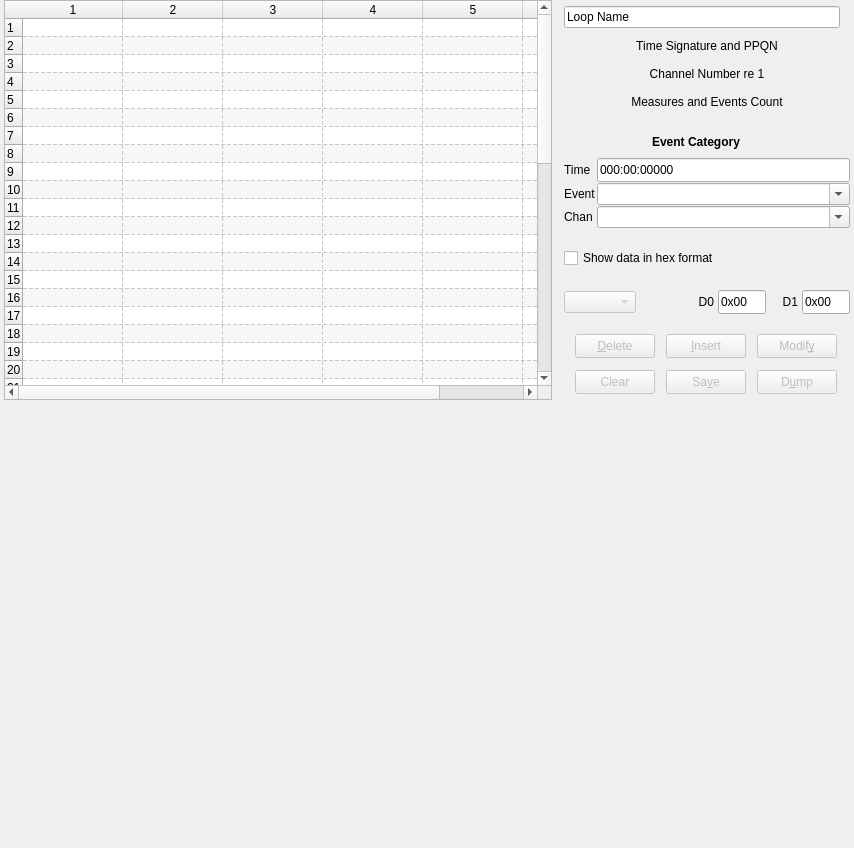
Old version of the form seq_qt5/forms/qseqeventframe.ui in the repository ahlstromcj/seq66.
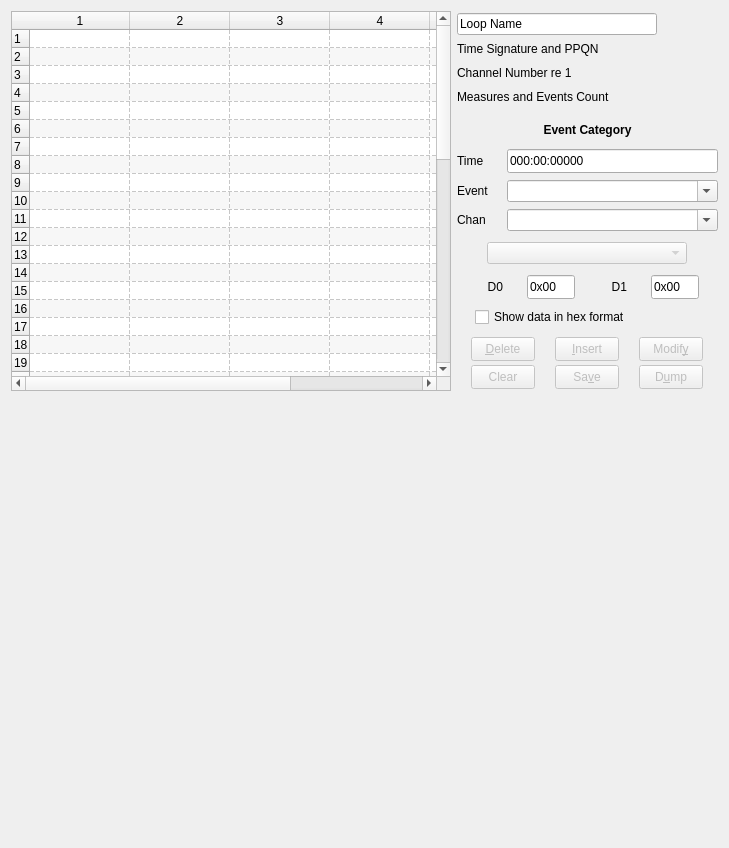
New version of the form.

Diff of the .ui file:
```diff
--- a/seq_qt5/forms/qseqeventframe.ui
+++ b/seq_qt5/forms/qseqeventframe.ui
@@ -6,7 +6,7 @@
    <rect>
     <x>0</x>
     <y>0</y>
-    <width>854</width>
+    <width>729</width>
     <height>848</height>
    </rect>
   </property>
@@ -19,26 +19,8 @@
   <property name="windowTitle">
    <string>Events</string>
   </property>
-  <layout class="QGridLayout" name="gridLayout_3">
-   <property name="leftMargin">
-    <number>4</number>
-   </property>
-   <property name="topMargin">
-    <number>0</number>
-   </property>
-   <property name="rightMargin">
-    <number>4</number>
-   </property>
-   <property name="bottomMargin">
-    <number>2</number>
-   </property>
-   <property name="horizontalSpacing">
-    <number>12</number>
-   </property>
-   <property name="verticalSpacing">
-    <number>6</number>
-   </property>
-   <item row="0" column="0" rowspan="5" alignment="Qt::AlignTop">
+  <layout class="QGridLayout" name="gridLayout_4">
+   <item row="0" column="0" rowspan="5">
     <widget class="QTableWidget" name="eventTableWidget">
      <property name="sizePolicy">
       <sizepolicy hsizetype="Expanding" vsizetype="Expanding">
@@ -48,14 +30,14 @@
      </property>
      <property name="minimumSize">
       <size>
-       <width>548</width>
-       <height>400</height>
+       <width>440</width>
+       <height>380</height>
       </size>
      </property>
      <property name="maximumSize">
       <size>
-       <width>548</width>
-       <height>800</height>
+       <width>440</width>
+       <height>380</height>
       </size>
      </property>
      <property name="toolTip">
@@ -149,11 +131,14 @@
      <property name="spacing">
       <number>2</number>
      </property>
+     <property name="sizeConstraint">
+      <enum>QLayout::SetMinimumSize</enum>
+     </property>
      <item>
       <widget class="QLineEdit" name="m_entry_name">
        <property name="maximumSize">
         <size>
-         <width>276</width>
+         <width>200</width>
          <height>16777215</height>
         </size>
        </property>
@@ -180,7 +165,7 @@
         <string>Time Signature and PPQN</string>
        </property>
        <property name="alignment">
-        <set>Qt::AlignCenter</set>
+        <set>Qt::AlignLeading|Qt::AlignLeft|Qt::AlignVCenter</set>
        </property>
       </widget>
      </item>
@@ -202,7 +187,7 @@
         <string>Channel Number re 1</string>
        </property>
        <property name="alignment">
-        <set>Qt::AlignCenter</set>
+        <set>Qt::AlignLeading|Qt::AlignLeft|Qt::AlignVCenter</set>
        </property>
       </widget>
      </item>
@@ -224,7 +209,7 @@
         <string>Measures and Events Count</string>
        </property>
        <property name="alignment">
-        <set>Qt::AlignCenter</set>
+        <set>Qt::AlignLeading|Qt::AlignLeft|Qt::AlignVCenter</set>
        </property>
       </widget>
      </item>
@@ -232,6 +217,9 @@
    </item>
    <item row="1" column="1">
     <layout class="QVBoxLayout" name="verticalLayout_3">
+     <property name="sizeConstraint">
+      <enum>QLayout::SetMinimumSize</enum>
+     </property>
      <item>
       <widget class="QLabel" name="label_category">
        <property name="minimumSize">
@@ -261,7 +249,10 @@
       </widget>
      </item>
      <item>
-      <layout class="QGridLayout" name="gridLayout">
+      <layout class="QGridLayout" name="gridLayout" columnstretch="1,2">
+       <property name="horizontalSpacing">
+        <number>2</number>
+       </property>
        <item row="0" column="0">
         <widget class="QLabel" name="time_label">
          <property name="minimumSize">
@@ -365,30 +356,147 @@
      </item>
     </layout>
    </item>
-   <item row="5" column="1">
-    <spacer name="verticalSpacer">
-     <property name="orientation">
-      <enum>Qt::Vertical</enum>
-     </property>
-     <property name="sizeHint" stdset="0">
-      <size>
-       <width>20</width>
-       <height>40</height>
-      </size>
-     </property>
-    </spacer>
-   </item>
    <item row="2" column="1">
-    <widget class="QCheckBox" name="hex_data_check_box">
-     <property name="text">
-      <string>Show data in hex format</string>
+    <layout class="QHBoxLayout" name="horizontalLayout">
+     <property name="spacing">
+      <number>2</number>
      </property>
-    </widget>
+     <property name="sizeConstraint">
+      <enum>QLayout::SetMinimumSize</enum>
+     </property>
+     <item>
+      <widget class="QComboBox" name="selection_combo_box">
+       <property name="enabled">
+        <bool>false</bool>
+       </property>
+       <property name="sizePolicy">
+        <sizepolicy hsizetype="Fixed" vsizetype="Fixed">
+         <horstretch>0</horstretch>
+         <verstretch>0</verstretch>
+        </sizepolicy>
+       </property>
+       <property name="minimumSize">
+        <size>
+         <width>164</width>
+         <height>0</height>
+        </size>
+       </property>
+       <property name="maximumSize">
+        <size>
+         <width>200</width>
+         <height>16777215</height>
+        </size>
+       </property>
+      </widget>
+     </item>
+    </layout>
+   </item>
+   <item row="3" column="1">
+    <layout class="QGridLayout" name="gridLayout_3">
+     <item row="0" column="0">
+      <widget class="QLabel" name="d0_label">
+       <property name="minimumSize">
+        <size>
+         <width>28</width>
+         <height>24</height>
+        </size>
+       </property>
+       <property name="maximumSize">
+        <size>
+         <width>28</width>
+         <height>24</height>
+        </size>
+       </property>
+       <property name="text">
+        <string>D0</string>
+       </property>
+       <property name="alignment">
+        <set>Qt::AlignRight|Qt::AlignTrailing|Qt::AlignVCenter</set>
+       </property>
+      </widget>
+     </item>
+     <item row="0" column="1">
+      <widget class="QLineEdit" name="entry_ev_data_0">
+       <property name="minimumSize">
+        <size>
+         <width>36</width>
+         <height>24</height>
+        </size>
+       </property>
+       <property name="maximumSize">
+        <size>
+         <width>48</width>
+         <height>24</height>
+        </size>
+       </property>
+       <property name="statusTip">
+        <string>Shows the first data byte, if applicable.  Can be changed using decimal or hex (0xnn) notation.</string>
+       </property>
+       <property name="text">
+        <string>0x00</string>
+       </property>
+      </widget>
+     </item>
+     <item row="0" column="2">
+      <widget class="QLabel" name="d1_label">
+       <property name="minimumSize">
+        <size>
+         <width>28</width>
+         <height>24</height>
+        </size>
+       </property>
+       <property name="maximumSize">
+        <size>
+         <width>28</width>
+         <height>24</height>
+        </size>
+       </property>
+       <property name="text">
+        <string>D1</string>
+       </property>
+       <property name="alignment">
+        <set>Qt::AlignRight|Qt::AlignTrailing|Qt::AlignVCenter</set>
+       </property>
+      </widget>
+     </item>
+     <item row="0" column="3">
+      <widget class="QLineEdit" name="entry_ev_data_1">
+       <property name="minimumSize">
+        <size>
+         <width>36</width>
+         <height>24</height>
+        </size>
+       </property>
+       <property name="maximumSize">
+        <size>
+         <width>48</width>
+         <height>24</height>
+        </size>
+       </property>
+       <property name="statusTip">
+        <string>Shows the second data byte, if applicable.  Can be changed using decimal or hex (0xnn) notation.</string>
+       </property>
+       <property name="text">
+        <string>0x00</string>
+       </property>
+      </widget>
+     </item>
+     <item row="1" column="0" colspan="4">
+      <widget class="QCheckBox" name="hex_data_check_box">
+       <property name="text">
+        <string>Show data in hex format</string>
+       </property>
+      </widget>
+     </item>
+    </layout>
    </item>
    <item row="4" column="1">
     <layout class="QGridLayout" name="gridLayout_2">
+     <property name="sizeConstraint">
+      <enum>QLayout::SetMinimumSize</enum>
+     </property>
      <property name="verticalSpacing">
-      <number>6</number>
+      <number>2</number>
      </property>
      <item row="1" column="2">
       <widget class="QPushButton" name="button_dump">
@@ -397,13 +505,13 @@
        </property>
        <property name="minimumSize">
         <size>
-         <width>80</width>
+         <width>64</width>
          <height>24</height>
         </size>
        </property>
        <property name="maximumSize">
         <size>
-         <width>80</width>
+         <width>64</width>
          <height>24</height>
         </size>
        </property>
@@ -425,13 +533,13 @@
        </property>
        <property name="minimumSize">
         <size>
-         <width>80</width>
+         <width>64</width>
          <height>24</height>
         </size>
        </property>
        <property name="maximumSize">
         <size>
-         <width>80</width>
+         <width>64</width>
          <height>24</height>
         </size>
        </property>
@@ -450,13 +558,13 @@
        </property>
        <property name="minimumSize">
         <size>
-         <width>80</width>
+         <width>64</width>
          <height>24</height>
         </size>
        </property>
        <property name="maximumSize">
         <size>
-         <width>80</width>
+         <width>64</width>
          <height>24</height>
         </size>
        </property>
@@ -475,13 +583,13 @@
        </property>
        <property name="minimumSize">
         <size>
-         <width>80</width>
+         <width>64</width>
          <height>24</height>
         </size>
        </property>
        <property name="maximumSize">
         <size>
-         <width>80</width>
+         <width>64</width>
          <height>24</height>
         </size>
        </property>
@@ -502,13 +610,13 @@
        </property>
        <property name="minimumSize">
         <size>
-         <width>80</width>
+         <width>64</width>
          <height>24</height>
         </size>
        </property>
        <property name="maximumSize">
         <size>
-         <width>80</width>
+         <width>64</width>
          <height>24</height>
         </size>
        </property>
@@ -527,13 +635,13 @@
        </property>
        <property name="minimumSize">
         <size>
-         <width>80</width>
+         <width>64</width>
          <height>24</height>
         </size>
        </property>
        <property name="maximumSize">
         <size>
-         <width>80</width>
+         <width>64</width>
          <height>24</height>
         </size>
        </property>
@@ -547,141 +655,31 @@
      </item>
     </layout>
    </item>
-   <item row="3" column="1">
-    <layout class="QHBoxLayout" name="horizontalLayout">
-     <property name="spacing">
-      <number>4</number>
+   <item row="5" column="0">
+    <spacer name="verticalSpacer_2">
+     <property name="orientation">
+      <enum>Qt::Vertical</enum>
      </property>
-     <property name="sizeConstraint">
-      <enum>QLayout::SetDefaultConstraint</enum>
+     <property name="sizeHint" stdset="0">
+      <size>
+       <width>20</width>
+       <height>441</height>
+      </size>
      </property>
-     <item>
-      <widget class="QComboBox" name="selection_combo_box">
-       <property name="enabled">
-        <bool>false</bool>
-       </property>
-       <property name="sizePolicy">
-        <sizepolicy hsizetype="Fixed" vsizetype="Fixed">
-         <horstretch>0</horstretch>
-         <verstretch>0</verstretch>
-        </sizepolicy>
-       </property>
-       <property name="minimumSize">
-        <size>
-         <width>48</width>
-         <height>0</height>
-        </size>
-       </property>
-       <property name="maximumSize">
-        <size>
-         <width>80</width>
-         <height>16777215</height>
-        </size>
-       </property>
-      </widget>
-     </item>
-     <item>
-      <spacer name="horizontalSpacer">
-       <property name="orientation">
-        <enum>Qt::Horizontal</enum>
-       </property>
-       <property name="sizeHint" stdset="0">
-        <size>
-         <width>40</width>
-         <height>20</height>
-        </size>
-       </property>
-      </spacer>
-     </item>
-     <item>
-      <widget class="QLabel" name="d0_label">
-       <property name="minimumSize">
-        <size>
-         <width>28</width>
-         <height>24</height>
-        </size>
-       </property>
-       <property name="maximumSize">
-        <size>
-         <width>28</width>
-         <height>24</height>
-        </size>
-       </property>
-       <property name="text">
-        <string>D0</string>
-       </property>
-       <property name="alignment">
-        <set>Qt::AlignRight|Qt::AlignTrailing|Qt::AlignVCenter</set>
-       </property>
-      </widget>
-     </item>
-     <item>
-      <widget class="QLineEdit" name="entry_ev_data_0">
-       <property name="minimumSize">
-        <size>
-         <width>48</width>
-         <height>24</height>
-        </size>
-       </property>
-       <property name="maximumSize">
-        <size>
-         <width>48</width>
-         <height>24</height>
-        </size>
-       </property>
-       <property name="statusTip">
-        <string>Shows the first data byte, if applicable.  Can be changed using decimal or hex (0xnn) notation.</string>
-       </property>
-       <property name="text">
-        <string>0x00</string>
-       </property>
-      </widget>
-     </item>
-     <item>
-      <widget class="QLabel" name="d1_label">
-       <property name="minimumSize">
-        <size>
-         <width>28</width>
-         <height>24</height>
-        </size>
-       </property>
-       <property name="maximumSize">
-        <size>
-         <width>28</width>
-         <height>24</height>
-        </size>
-       </property>
-       <property name="text">
-        <string>D1</string>
-       </property>
-       <property name="alignment">
-        <set>Qt::AlignRight|Qt::AlignTrailing|Qt::AlignVCenter</set>
-       </property>
-      </widget>
-     </item>
-     <item>
-      <widget class="QLineEdit" name="entry_ev_data_1">
-       <property name="minimumSize">
-        <size>
-         <width>48</width>
-         <height>24</height>
-        </size>
-       </property>
-       <property name="maximumSize">
-        <size>
-         <width>48</width>
-         <height>24</height>
-        </size>
-       </property>
-       <property name="statusTip">
-        <string>Shows the second data byte, if applicable.  Can be changed using decimal or hex (0xnn) notation.</string>
-       </property>
-       <property name="text">
-        <string>0x00</string>
-       </property>
-      </widget>
-     </item>
-    </layout>
+    </spacer>
+   </item>
+   <item row="5" column="1">
+    <spacer name="verticalSpacer">
+     <property name="orientation">
+      <enum>Qt::Vertical</enum>
+     </property>
+     <property name="sizeHint" stdset="0">
+      <size>
+       <width>20</width>
+       <height>40</height>
+      </size>
+     </property>
+    </spacer>
    </item>
   </layout>
  </widget>
```
